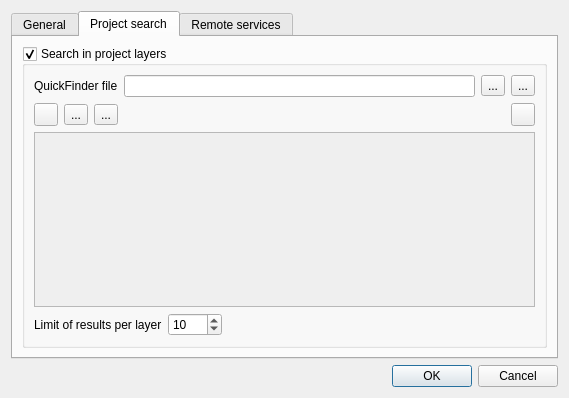
Before: the Qt Designer form ui/ui_configuration.ui in 3nids/quickfinder, drawn with Qt 5.
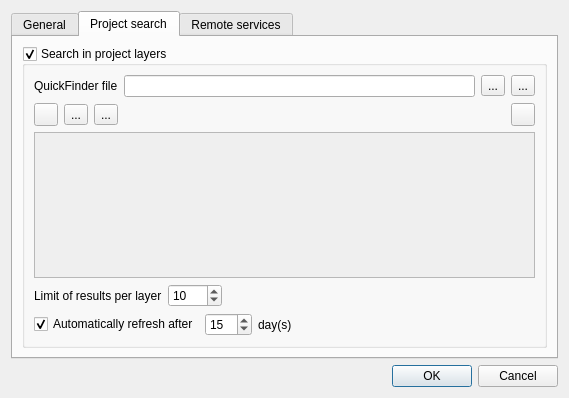
After: the same form once the commit is applied. Icons and pictures are not drawn.

Commit message: redesigned refresh dalog, save refresh date

The edit to the form file:
```diff
--- a/ui/ui_configuration.ui
+++ b/ui/ui_configuration.ui
@@ -316,6 +316,53 @@
             </item>
            </layout>
           </item>
+          <item row="4" column="0">
+           <layout class="QHBoxLayout" name="horizontalLayout_10">
+            <item>
+             <widget class="QCheckBox" name="refreshAuto">
+              <property name="text">
+               <string>Automatically refresh after</string>
+              </property>
+              <property name="checked">
+               <bool>true</bool>
+              </property>
+             </widget>
+            </item>
+            <item>
+             <widget class="QSpinBox" name="refreshDelay">
+              <property name="minimum">
+               <number>1</number>
+              </property>
+              <property name="maximum">
+               <number>999</number>
+              </property>
+              <property name="value">
+               <number>15</number>
+              </property>
+             </widget>
+            </item>
+            <item>
+             <widget class="QLabel" name="label_4">
+              <property name="text">
+               <string>day(s)</string>
+              </property>
+             </widget>
+            </item>
+            <item>
+             <spacer name="horizontalSpacer_7">
+              <property name="orientation">
+               <enum>Qt::Horizontal</enum>
+              </property>
+              <property name="sizeHint" stdset="0">
+               <size>
+                <width>40</width>
+                <height>20</height>
+               </size>
+              </property>
+             </spacer>
+            </item>
+           </layout>
+          </item>
          </layout>
         </widget>
        </item>
```
The commit also changes 4 other files.
